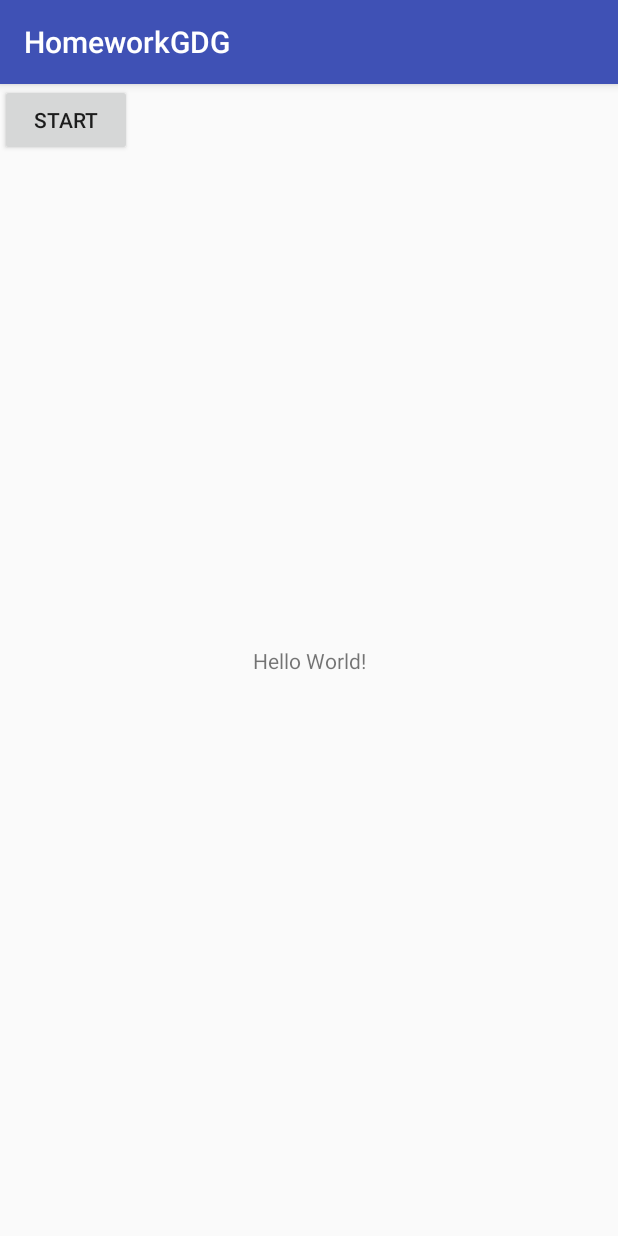
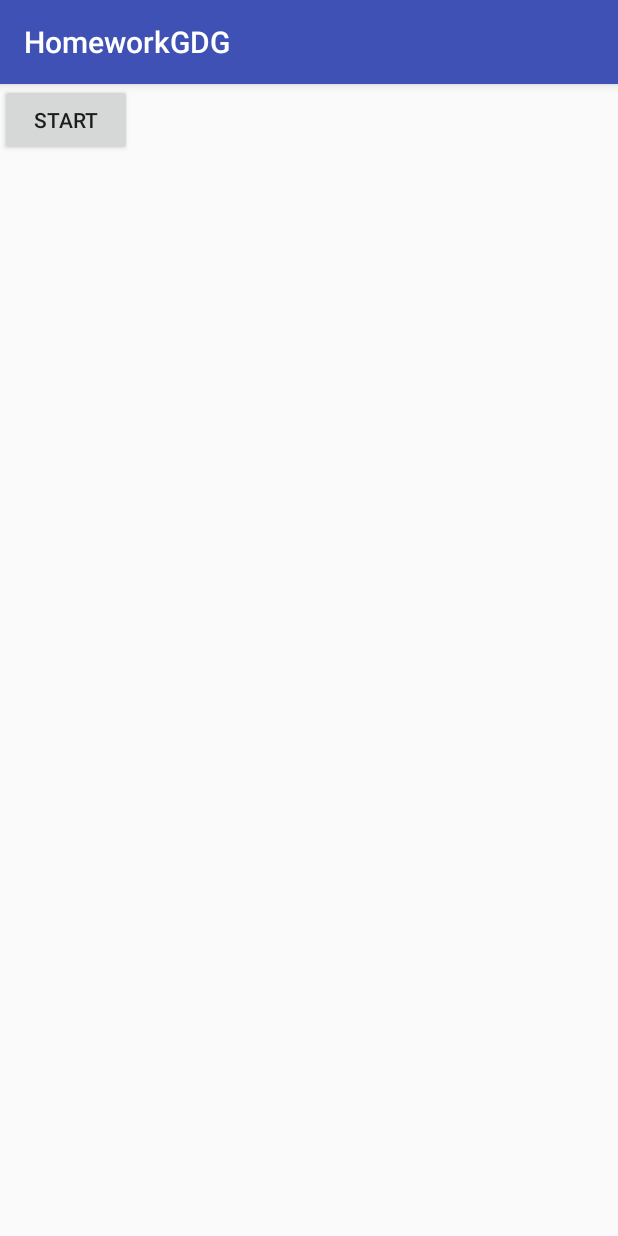
Before and after one commit to Milos97/homework_gdg, an Android app: the screen it shows after launch (MainActivity), after a tap on "START", on a phone screen of 412 x 824 dp. Run offline under Robolectric (Android 15) with nearby library versions, the phone set to English and light mode, and no system bars.

```diff
--- a/app/src/main/java/com/example/android/homeworkgdg/MainActivity.java
+++ b/app/src/main/java/com/example/android/homeworkgdg/MainActivity.java
@@ -15,7 +15,7 @@ public class MainActivity extends AppCompatActivity {
     }
 
     public void showToast(View v) {
-        Toast.makeText(MainActivity.this, "First Toast Ever",
+        Toast.makeText(MainActivity.this, R.string.toast,
                 Toast.LENGTH_LONG).show();
     }
 }
--- a/app/src/main/res/layout/activity_main.xml
+++ b/app/src/main/res/layout/activity_main.xml
@@ -6,18 +6,11 @@
     android:layout_height="match_parent"
     tools:context="com.example.android.homeworkgdg.MainActivity">
 
-    <TextView
-        android:layout_width="wrap_content"
-        android:layout_height="wrap_content"
-        android:text="Hello World!"
-        app:layout_constraintBottom_toBottomOf="parent"
-        app:layout_constraintLeft_toLeftOf="parent"
-        app:layout_constraintRight_toRightOf="parent"
-        app:layout_constraintTop_toTopOf="parent" />
+
     <Button
         android:layout_width="wrap_content"
         android:layout_height="wrap_content"
-        android:text="Start"
-        android:onClick="showToast"/>
+        android:onClick="showToast"
+        android:text="Start" />
 
 </android.support.constraint.ConstraintLayout>
--- a/app/src/main/res/values/strings.xml
+++ b/app/src/main/res/values/strings.xml
@@ -1,3 +1,4 @@
 <resources>
     <string name="app_name">HomeworkGDG</string>
+    <string name="toast">First Toast Ever</string>
 </resources>
```
Also changed, not shown: 1 other file.
